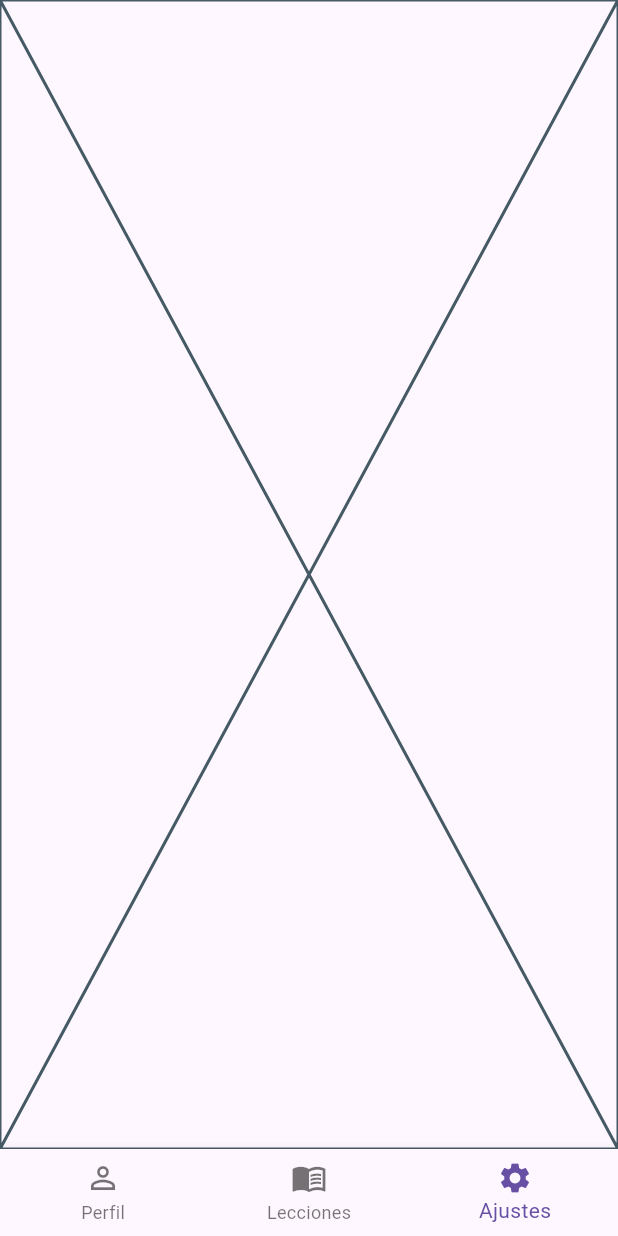
After one commit to el-shago/HandsOnMobile, a Flutter app: the screen it shows after launch, item 3 of the bottom bar chosen, on a phone screen of 412 x 824 dp. The commit adds this screen. Run offline on Flutter 3.47's test engine with Material 3 defaults, Android fonts, the phone set to English and light mode, and no system bars.

Commit message:
Agregue cosas
Agregue una pagina home, que es la que hara que tengamos la bottom navigation bar en todas las paginas que se usan en la navigation bar, tambien hice una pantalla sin nada para los settings, la de lecciones necesita cambios

```diff
--- a/client/lib/enums/Routes.dart
+++ b/client/lib/enums/Routes.dart
@@ -3,7 +3,8 @@ enum Routes {
   usersettingsPage(route: '/usersettings_page'),
   completedcoursePage(route: '/completedcourse_page'),
   loginPage(route: '/login_page'),
-  leccionesPage(route: '/lecciones_page');
+  leccionesPage(route: '/lecciones_page'),
+  homePage(route: '/home_page');
 
   const Routes({required this.route});
 
--- a/client/lib/main.dart
+++ b/client/lib/main.dart
@@ -5,6 +5,7 @@ import 'package:hands_on_flutter/presentation/UserSettingsPage.dart';
 import 'package:hands_on_flutter/presentation/CompletedCoursePage.dart';
 import 'package:hands_on_flutter/presentation/LoginPage.dart';
 import 'package:hands_on_flutter/presentation/LeccionesPage.dart';
+import 'package:hands_on_flutter/presentation/HomeScreen.dart';
 
 void main() {
   runApp(const NavigatorPagesCetys());
@@ -28,9 +29,10 @@ class NavigatorPagesCetys extends StatelessWidget {
         Routes.completedcoursePage.route: (context) => CompletedCoursePage(),
         Routes.usersettingsPage.route: (context) => UserSettingsPage(),
         Routes.leccionesPage.route: (context) => LeccionesPage(),
+        Routes.homePage.route: (context) => HomeScreen(),
       },
 
-      initialRoute: Routes.leccionesPage.route,
+      initialRoute: Routes.homePage.route,
     );
   }
 }
--- /dev/null
+++ b/client/lib/presentation/AjustesPage.dart
@@ -0,0 +1,15 @@
+import 'package:flutter/material.dart';
+
+class AjustesPage extends StatefulWidget {
+  const AjustesPage({super.key});
+
+  @override
+  State<AjustesPage> createState() => _AjustesPageState();
+}
+
+class _AjustesPageState extends State<AjustesPage> {
+  @override
+  Widget build(BuildContext context) {
+    return const Placeholder();
+  }
+}
--- /dev/null
+++ b/client/lib/presentation/HomeScreen.dart
@@ -0,0 +1,53 @@
+import 'package:flutter/material.dart';
+import 'package:hands_on_flutter/presentation/UserSettingsPage.dart';
+import 'package:hands_on_flutter/presentation/LeccionesPage.dart';
+import 'package:hands_on_flutter/presentation/AjustesPage.dart';
+
+class HomeScreen extends StatefulWidget {
+  @override
+  _HomeScreenState createState() => _HomeScreenState();
+}
+
+class _HomeScreenState extends State<HomeScreen> {
+  int _selectedIndex = 1;
+
+  static const List<Widget> _widgetOptions = <Widget>[
+    UserSettingsPage(),
+    LeccionesPage(),
+    AjustesPage(),
+  ];
+
+  void _onItemTapped(int index) {
+    setState(() {
+      _selectedIndex = index;
+    });
+  }
+
+  @override
+  Widget build(BuildContext context) {
+    return Scaffold(
+      body: IndexedStack(
+        index: _selectedIndex,
+        children: _widgetOptions,
+      ),
+      bottomNavigationBar: BottomNavigationBar(
+        currentIndex: _selectedIndex,
+        onTap: _onItemTapped,
+        items: const <BottomNavigationBarItem>[
+          BottomNavigationBarItem(
+            icon: Icon(Icons.person_outline),
+            label: 'Perfil',
+          ),
+          BottomNavigationBarItem(
+            icon: Icon(Icons.menu_book),
+            label: 'Lecciones',
+          ),
+          BottomNavigationBarItem(
+            icon: Icon(Icons.settings),
+            label: 'Ajustes',
+          ),
+        ],
+      ),
+    );
+  }
+}
```
Also changed, not shown: client/lib/presentation/LeccionesPage.dart (+2 -45 lines), 330 other files.
